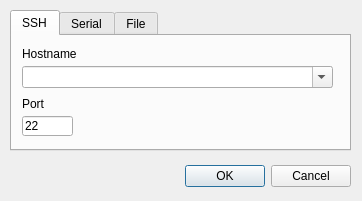
The window that opendialog.ui (cdesjardins/ComBomb) describes before a commit, drawn with Qt 5.
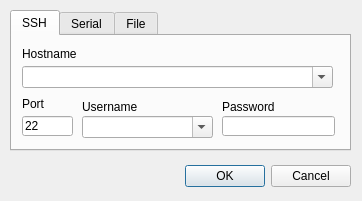
The same window after the commit. Icons and pictures are not drawn.

Commit message: Adding username password fields

Patch:
```diff
--- a/opendialog.ui
+++ b/opendialog.ui
@@ -80,7 +80,7 @@
       <rect>
        <x>10</x>
        <y>60</y>
-       <width>251</width>
+       <width>51</width>
        <height>16</height>
       </rect>
      </property>
@@ -104,6 +104,55 @@
       <string>22</string>
      </property>
     </widget>
+    <widget class="QComboBox" name="_userNameComboBox">
+     <property name="geometry">
+      <rect>
+       <x>70</x>
+       <y>80</y>
+       <width>131</width>
+       <height>22</height>
+      </rect>
+     </property>
+     <property name="editable">
+      <bool>true</bool>
+     </property>
+    </widget>
+    <widget class="QLineEdit" name="_passwordLineEdit">
+     <property name="geometry">
+      <rect>
+       <x>210</x>
+       <y>80</y>
+       <width>113</width>
+       <height>20</height>
+      </rect>
+     </property>
+    </widget>
+    <widget class="QLabel" name="label_10">
+     <property name="geometry">
+      <rect>
+       <x>70</x>
+       <y>60</y>
+       <width>121</width>
+       <height>21</height>
+      </rect>
+     </property>
+     <property name="text">
+      <string>Username</string>
+     </property>
+    </widget>
+    <widget class="QLabel" name="label_11">
+     <property name="geometry">
+      <rect>
+       <x>210</x>
+       <y>60</y>
+       <width>101</width>
+       <height>21</height>
+      </rect>
+     </property>
+     <property name="text">
+      <string>Password</string>
+     </property>
+    </widget>
    </widget>
    <widget class="QWidget" name="Serial">
     <attribute name="title">
```
